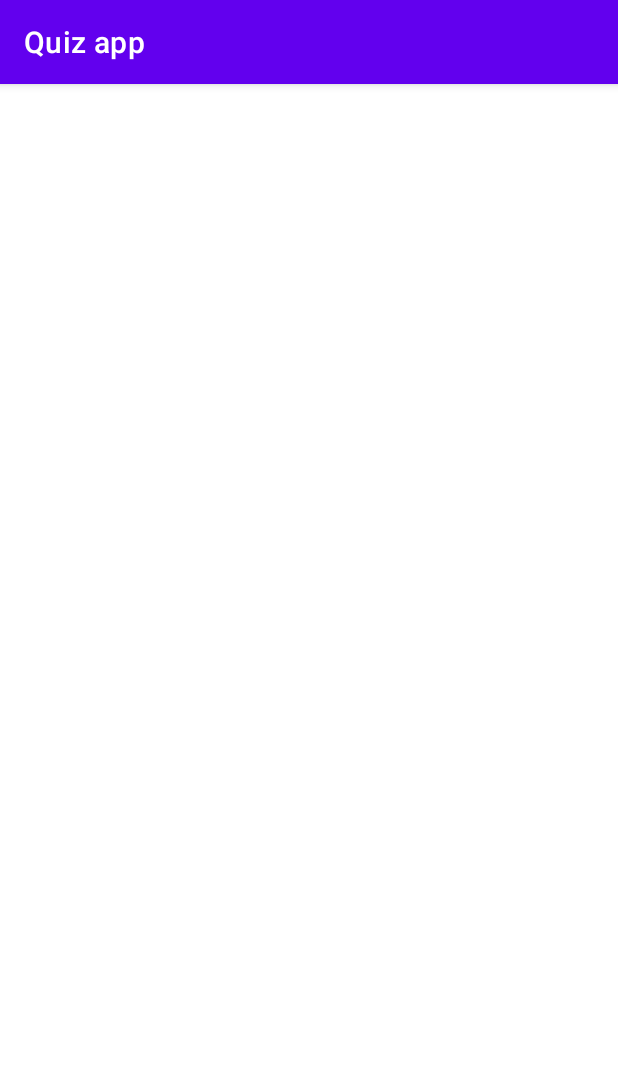
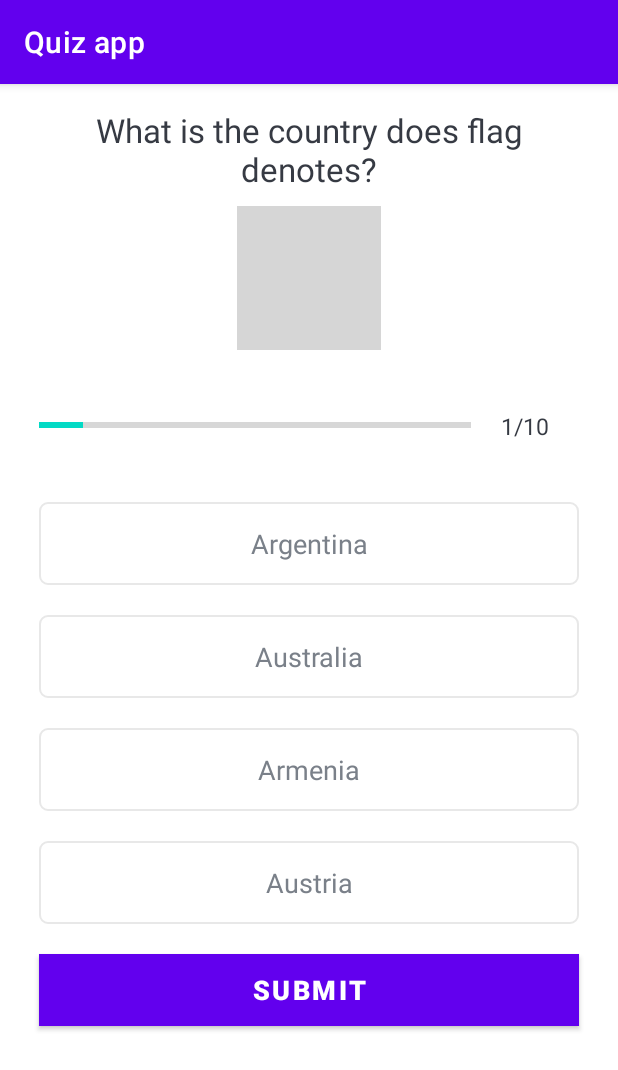
Before and after one commit to larkes-cyber/Quiz-app, an Android app: the QuizQuestons screen opened directly, with no data from a screen before it, on a phone screen of 412 x 824 dp. Shown: the top 1070 px of the screen. Run offline under Robolectric (Android 15) with nearby library versions, the light colour scheme and no system bars; grey boxes are pictures that could not be loaded.

Commit message:
I DID UI INTERFACE FOR QUESTION SCRIN AND I DID AUTO LOADING DATA FOR QUESTION FROM KOTLIN

```diff
--- a/app/src/main/java/com/example/myapplication/GetQuestion.kt
+++ b/app/src/main/java/com/example/myapplication/GetQuestion.kt
@@ -2,18 +2,105 @@ package com.example.myapplication
 
 object Constants{
     fun getQuestions():ArrayList<Question>{
-        var outputArray=ArrayList<Question>();
-        val qst_1=Question(
-            1,
-            "adasd",
-            12,
-            "ADASD",
-            "ADASD",
-            "ADASD",
-            "ADASD",
-            12
+        var questionsList=ArrayList<Question>();
+        val que1 = Question(
+            1, "What country does this flag belong to?",
+            R.drawable.ic_flag_of_argentina,
+            "Argentina", "Australia",
+            "Armenia", "Austria", 1
         )
-        outputArray.add(qst_1)
-        return outputArray;
+
+        questionsList.add(que1)
+
+        // 2
+        val que2 = Question(
+            2, "What country does this flag belong to?",
+            R.drawable.ic_flag_of_australia,
+            "Angola", "Austria",
+            "Australia", "Armenia", 3
+        )
+
+        questionsList.add(que2)
+
+        // 3
+        val que3 = Question(
+            3, "What country does this flag belong to?",
+            R.drawable.ic_flag_of_brazil,
+            "Belarus", "Belize",
+            "Brunei", "Brazil", 4
+        )
+
+        questionsList.add(que3)
+
+        // 4
+        val que4 = Question(
+            4, "What country does this flag belong to?",
+            R.drawable.ic_flag_of_belgium,
+            "Bahamas", "Belgium",
+            "Barbados", "Belize", 2
+        )
+
+        questionsList.add(que4)
+
+        // 5
+        val que5 = Question(
+            5, "What country does this flag belong to?",
+            R.drawable.ic_flag_of_fiji,
+            "Gabon", "France",
+            "Fiji", "Finland", 3
+        )
+
+        questionsList.add(que5)
+
+        // 6
+        val que6 = Question(
+            6, "What country does this flag belong to?",
+            R.drawable.ic_flag_of_germany,
+            "Germany", "Georgia",
+            "Greece", "none of these", 1
+        )
+
+        questionsList.add(que6)
+
+        // 7
+        val que7 = Question(
+            7, "What country does this flag belong to?",
+            R.drawable.ic_flag_of_denmark,
+            "Dominica", "Egypt",
+            "Denmark", "Ethiopia", 3
+        )
+
+        questionsList.add(que7)
+
+        // 8
+        val que8 = Question(
+            8, "What country does this flag belong to?",
+            R.drawable.ic_flag_of_india,
+            "Ireland", "Iran",
+            "Hungary", "India", 4
+        )
+
+        questionsList.add(que8)
+
+        // 9
+        val que9 = Question(
+            9, "What country does this flag belong to?",
+            R.drawable.ic_flag_of_new_zealand,
+            "Australia", "New Zealand",
+            "Tuvalu", "United States of America", 2
+        )
+
+        questionsList.add(que9)
+
+        // 10
+        val que10 = Question(
+            10, "What country does this flag belong to?",
+            R.drawable.ic_flag_of_kuwait,
+            "Kuwait", "Jordan",
+            "Sudan", "Palestine", 1
+        )
+
+        questionsList.add(que10)
+        return questionsList;
     }
 }
--- a/app/src/main/java/com/example/myapplication/QuizQuestons.kt
+++ b/app/src/main/java/com/example/myapplication/QuizQuestons.kt
@@ -2,10 +2,49 @@ package com.example.myapplication
 
 import androidx.appcompat.app.AppCompatActivity
 import android.os.Bundle
+import android.webkit.WebView
+import android.widget.ImageView
+import android.widget.ProgressBar
+import android.widget.TextView
+import android.widget.Toast
 
 class QuizQuestons : AppCompatActivity() {
     override fun onCreate(savedInstanceState: Bundle?) {
         super.onCreate(savedInstanceState)
         setContentView(R.layout.activity_quiz_questons)
+
+        val num_of_progress:TextView = findViewById(R.id.num_of_progress);
+
+        val ProgressElem:ProgressBar = findViewById(R.id.progress);
+
+        val tv_option_one:TextView = findViewById(R.id.tv_option_one);
+
+        val tv_option_two:TextView = findViewById(R.id.tv_option_two);
+
+        val tv_option_three:TextView = findViewById(R.id.tv_option_three);
+
+        val tv_option_four:TextView = findViewById(R.id.tv_option_four);
+
+        val question_img: ImageView = findViewById(R.id.question_img);
+
+        val position = 1;
+
+        val Questions = Constants.getQuestions();
+
+        val forQuestion = Questions[position-1];
+
+        ProgressElem.progress = position;
+
+        num_of_progress.setText("${position}/10");
+
+        tv_option_one.setText(forQuestion.optionOne);
+
+        tv_option_two.setText(forQuestion.optionTwo);
+
+        tv_option_three.setText(forQuestion.optionThree);
+
+        tv_option_four.setText(forQuestion.optionFour);
+
+        question_img.setImageResource(forQuestion.image);
     }
 }
--- /dev/null
+++ b/app/src/main/res/drawable/default_option_border_bg.xml
@@ -0,0 +1,12 @@
+<?xml version="1.0" encoding="utf-8"?>
+<shape xmlns:android="http://schemas.android.com/apk/res/android"
+    android:shape="rectangle">
+
+    <stroke
+        android:width="1dp"
+        android:color="#E8E8E8" />
+
+    <solid android:color="@android:color/white" />
+
+    <corners android:radius="5dp" />
+</shape>
--- a/app/src/main/res/layout/activity_quiz_questons.xml
+++ b/app/src/main/res/layout/activity_quiz_questons.xml
@@ -1,9 +1,127 @@
 <?xml version="1.0" encoding="utf-8"?>
-<androidx.constraintlayout.widget.ConstraintLayout xmlns:android="http://schemas.android.com/apk/res/android"
+<ScrollView xmlns:android="http://schemas.android.com/apk/res/android"
     xmlns:app="http://schemas.android.com/apk/res-auto"
     xmlns:tools="http://schemas.android.com/tools"
     android:layout_width="match_parent"
     android:layout_height="match_parent"
     tools:context=".QuizQuestons">
+    <LinearLayout
+        android:layout_width="match_parent"
+        android:layout_height="wrap_content"
+        android:padding="16dp"
+        android:gravity="center"
+        android:orientation="vertical"
 
-</androidx.constraintlayout.widget.ConstraintLayout>
+        >
+        <TextView
+            android:id="@+id/tv_question"
+            android:layout_width="wrap_content"
+            android:layout_height="wrap_content"
+            android:text="What is the country does flag denotes?"
+            android:textColor="#363A43"
+            android:textSize="22sp"
+            android:gravity="center"/>
+        <ImageView
+            android:layout_margin="10dp"
+            android:id="@+id/question_img"
+            android:layout_width="wrap_content"
+            android:layout_height="wrap_content"
+            android:src="@drawable/ic_flag_of_argentina"
+            />
+        <LinearLayout
+            android:layout_width="match_parent"
+            android:layout_height="wrap_content"
+            android:orientation="horizontal"
+            android:gravity="center_vertical"
+            android:layout_margin="10dp"
+            >
+            <ProgressBar
+                android:id="@+id/progress"
+                android:layout_width="0dp"
+                android:layout_height="wrap_content"
+                android:layout_weight="1"
+                style="?android:progressBarStyleHorizontal"
+                android:max="10"
+                android:minHeight="50dp"
+                android:progress="0"
+                android:indeterminate="false"
+                />
+            <TextView
+                android:id="@+id/num_of_progress"
+                android:layout_width="wrap_content"
+                android:layout_height="wrap_content"
+                android:textColor="#363A43"
+                android:textSize="15sp"
+                android:layout_margin="20dp"
+                android:gravity="center"/>
+        </LinearLayout>
+        <TextView
+            android:id="@+id/tv_option_one"
+            android:layout_width="match_parent"
+            android:layout_height="wrap_content"
+            android:layout_margin="10dp"
+            android:background="@drawable/default_option_border_bg"
+            android:gravity="center"
+            android:padding="15dp"
+            android:textColor="#7A8089"
+            android:textSize="18sp"
+            tools:text="Apple" />
+
+        <TextView
+            android:id="@+id/tv_option_two"
+            android:layout_width="match_parent"
+            android:layout_height="wrap_content"
+            android:layout_marginStart="10dp"
+            android:layout_marginTop="10dp"
+            android:layout_marginEnd="10dp"
+            android:layout_marginBottom="10dp"
+            android:background="@drawable/default_option_border_bg"
+            android:gravity="center"
+            android:padding="15dp"
+            android:textColor="#7A8089"
+            android:textSize="18sp"
+            tools:text="Google" />
+
+        <TextView
+            android:id="@+id/tv_option_three"
+            android:layout_width="match_parent"
+            android:layout_height="wrap_content"
+            android:layout_marginStart="10dp"
+            android:layout_marginTop="10dp"
+            android:layout_marginEnd="10dp"
+            android:layout_marginBottom="10dp"
+            android:background="@drawable/default_option_border_bg"
+            android:gravity="center"
+            android:padding="15dp"
+            android:textColor="#7A8089"
+            android:textSize="18sp"
+            tools:text="Android Inc." />
+
+        <TextView
+            android:id="@+id/tv_option_four"
+            android:layout_width="match_parent"
+            android:layout_height="wrap_content"
+            android:layout_marginStart="10dp"
+            android:layout_marginTop="10dp"
+            android:layout_marginEnd="10dp"
+            android:layout_marginBottom="10dp"
+            android:background="@drawable/default_option_border_bg"
+            android:gravity="center"
+            android:padding="15dp"
+            android:textColor="#7A8089"
+            android:textSize="18sp"
+            tools:text="Nokia" />
+
+        <Button
+            android:id="@+id/btn_submit"
+            android:layout_width="match_parent"
+            android:layout_height="wrap_content"
+            android:layout_margin="10dp"
+            android:background="@color/colorPrimary"
+            android:text="SUBMIT"
+            android:textColor="@android:color/white"
+            android:textSize="18sp"
+            android:textStyle="bold" />
+    </LinearLayout>
+
+</ScrollView>
--- a/app/src/main/res/values/colors.xml
+++ b/app/src/main/res/values/colors.xml
@@ -7,4 +7,7 @@
     <color name="teal_700">#FF018786</color>
     <color name="black">#FF000000</color>
     <color name="white">#FFFFFFFF</color>
+    <color name="colorPrimary">#9013FE</color>
+    <color name="colorPrimaryDark">#6A1B9A</color>
+    <color name="colorAccent">#9013FE</color>
 </resources>
```
